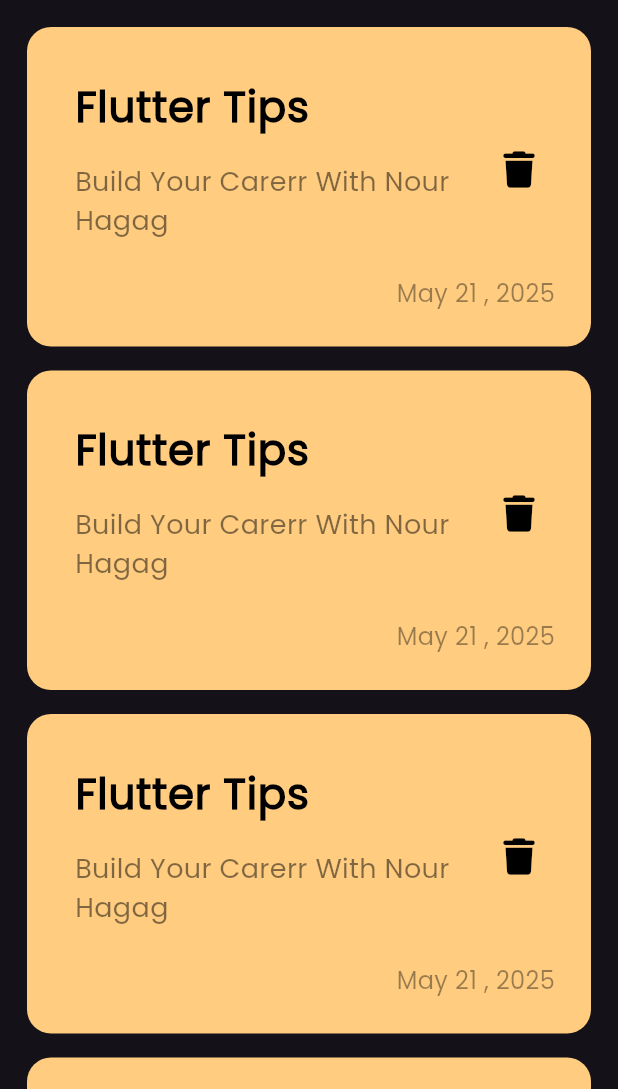
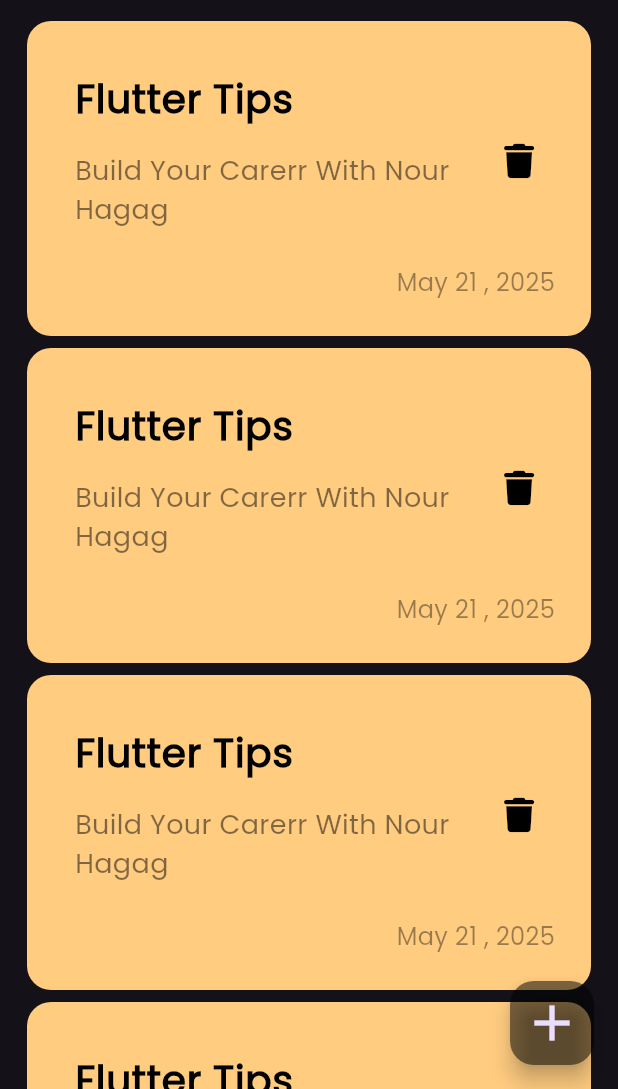
Before and after one commit to Nour-Hagag/notes_app, a Flutter app: the screen it shows after launch, on a phone screen of 412 x 824 dp, the part 147-1236 px from its top. Run offline on Flutter 3.47's test engine with Material 3 defaults, Android fonts, the phone set to English and light mode, and no system bars; our stand-ins replace font_awesome_flutter.

Commit message:
add floating action button

```diff
--- a/lib/views/notes_view.dart
+++ b/lib/views/notes_view.dart
@@ -3,9 +3,15 @@ import 'package:notes_app/widgets/notes_view_body.dart';
 
 class NotesView extends StatelessWidget {
   const NotesView({super.key});
-
   @override
   Widget build(BuildContext context) {
-    return const Scaffold(body: NotesViewBody());
+    return Scaffold(
+      floatingActionButton: FloatingActionButton(
+        backgroundColor: Colors.black.withOpacity(.5),
+        onPressed: () {},
+        child: const Icon(Icons.add, size: 40),
+      ),
+      body: const NotesViewBody(),
+    );
   }
 }
--- a/lib/widgets/custom_app_bar.dart
+++ b/lib/widgets/custom_app_bar.dart
@@ -6,7 +6,9 @@ class CustomAppBar extends StatelessWidget {
 
   @override
   Widget build(BuildContext context) {
-    return Row(
+    return Padding(
+      padding: const EdgeInsets.only(bottom: 10),
+      child: Row(
         mainAxisAlignment: MainAxisAlignment.spaceBetween,
         children: [
           const Text(
@@ -15,6 +17,7 @@ class CustomAppBar extends StatelessWidget {
           ),
           CustomSearchIcon(),
         ],
+      ),
     );
   }
 }
--- a/lib/widgets/custom_note_item.dart
+++ b/lib/widgets/custom_note_item.dart
@@ -19,7 +19,7 @@ class NoteItem extends StatelessWidget {
             title: Text(
               'Flutter Tips',
               style: TextStyle(
-                fontSize: 28,
+                fontSize: 26,
                 color: Colors.black,
                 fontWeight: FontWeight.bold,
               ),
@@ -36,7 +36,7 @@ class NoteItem extends StatelessWidget {
             ),
             trailing: IconButton(
               onPressed: () {},
-              icon: Icon(size: 24, FontAwesomeIcons.trash, color: Colors.black),
+              icon: Icon(size: 23, FontAwesomeIcons.trash, color: Colors.black),
             ),
           ),
           Padding(
--- a/lib/widgets/notes_list_view.dart
+++ b/lib/widgets/notes_list_view.dart
@@ -3,13 +3,13 @@ import 'package:notes_app/widgets/custom_note_item.dart';
 
 class NotesListView extends StatelessWidget {
   const NotesListView({super.key});
-
+  final colors = const [];
   @override
   Widget build(BuildContext context) {
     return ListView.builder(
       itemBuilder: (context, index) {
         return Padding(
-          padding: const EdgeInsets.symmetric(vertical: 8),
+          padding: const EdgeInsets.symmetric(vertical: 4),
           child: const NoteItem(),
         );
       },
--- a/lib/widgets/notes_view_body.dart
+++ b/lib/widgets/notes_view_body.dart
@@ -13,7 +13,6 @@ class NotesViewBody extends StatelessWidget {
         children: [
           SizedBox(height: 50),
           CustomAppBar(),
-          SizedBox(height: 10),
           Expanded(child: NotesListView()),
         ],
       ),
```
Lines whose indentation alone changed are shown as unchanged.
